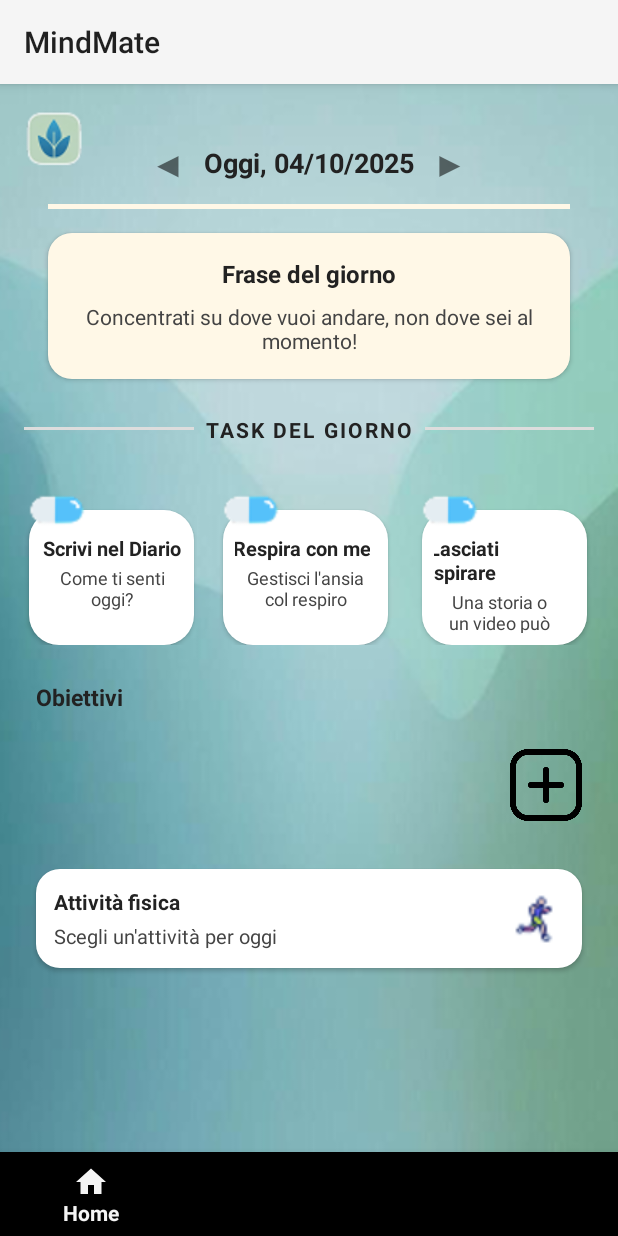
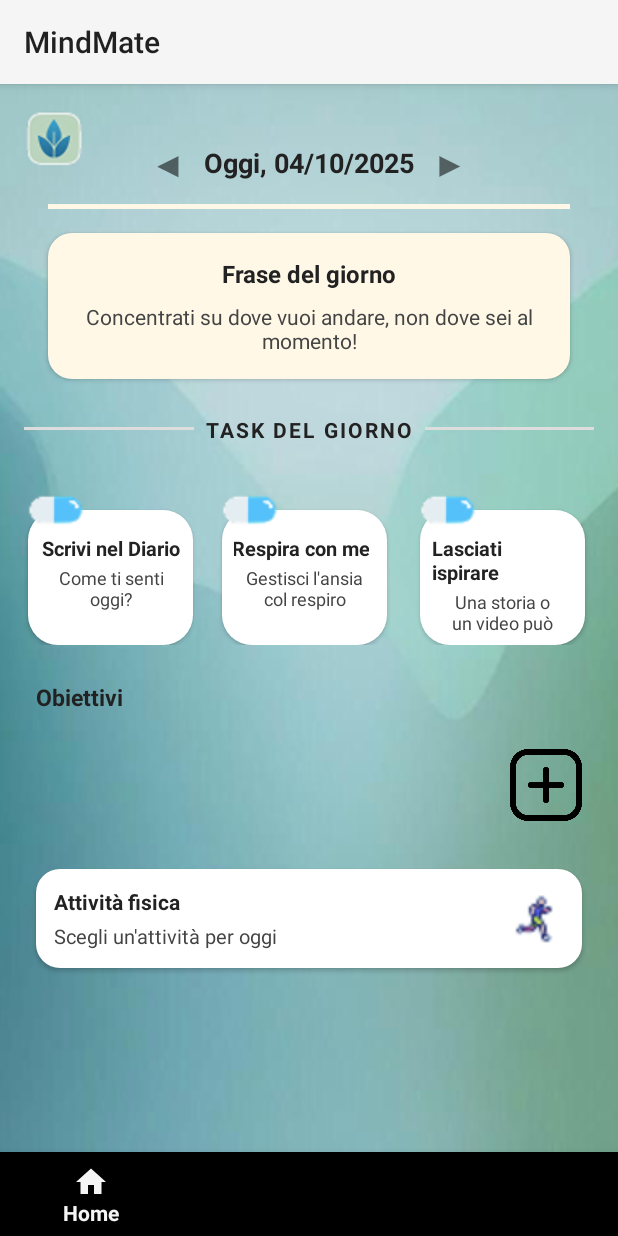
Before and after one commit to Kevins2205/MindMate, an Android app: the screen it shows after launch (MainActivity), on a phone screen of 412 x 824 dp. Run offline under Robolectric (Android 15) with nearby library versions, the phone set to English and light mode, and no system bars.

Commit message:
add home responsive

```diff
--- a/app/src/main/java/com/example/mindmate/RespirazioneFragment.java
+++ b/app/src/main/java/com/example/mindmate/RespirazioneFragment.java
@@ -76,8 +76,10 @@ public class RespirazioneFragment extends Fragment {
         fase = 0;
         tempoTrascorso = 0L;
         buttonStart.setEnabled(false);
+        buttonStart.setAlpha(0.5f);
         aggiornaCicliRimanenti();
         eseguiFase();
+
     }
 
     private void eseguiFase() {
@@ -87,6 +89,7 @@ public class RespirazioneFragment extends Fragment {
             buttonStart.setEnabled(true);
             textCicliRimanenti.setText("Cicli rimanenti: 0");
             salvaCompletamentoRespirazione();
+            buttonStart.setAlpha(1.0f);
             return;
         }
         FaseRespiro faseAttuale = fasi[fase % fasi.length];
--- a/app/src/main/res/layout/fragment_home.xml
+++ b/app/src/main/res/layout/fragment_home.xml
@@ -162,7 +162,7 @@
     <!-- 3 task wrapper orizzontali -->
     <androidx.constraintlayout.widget.ConstraintLayout
         android:id="@+id/tasksWrapper"
-        android:layout_width="382dp"
+        android:layout_width="0dp"
         android:layout_height="wrap_content"
         android:clipChildren="false"
         android:clipToPadding="false"
@@ -321,6 +321,7 @@
                     android:id="@+id/task3_title"
                     android:layout_width="wrap_content"
                     android:layout_height="wrap_content"
+                    android:layout_marginStart="3dp"
                     android:layout_marginTop="8dp"
                     android:layout_marginEnd="4dp"
                     android:text="@string/task3_title"
@@ -328,6 +329,7 @@
                     android:textSize="13sp"
                     android:textStyle="bold"
                     app:layout_constraintEnd_toEndOf="parent"
+                    app:layout_constraintStart_toStartOf="parent"
                     app:layout_constraintTop_toTopOf="parent" />
 
                 <TextView
```
Also changed, not shown: app/src/main/java/com/example/mindmate/DettaglioIspirazioneFragment.java (+11 -2 lines).
